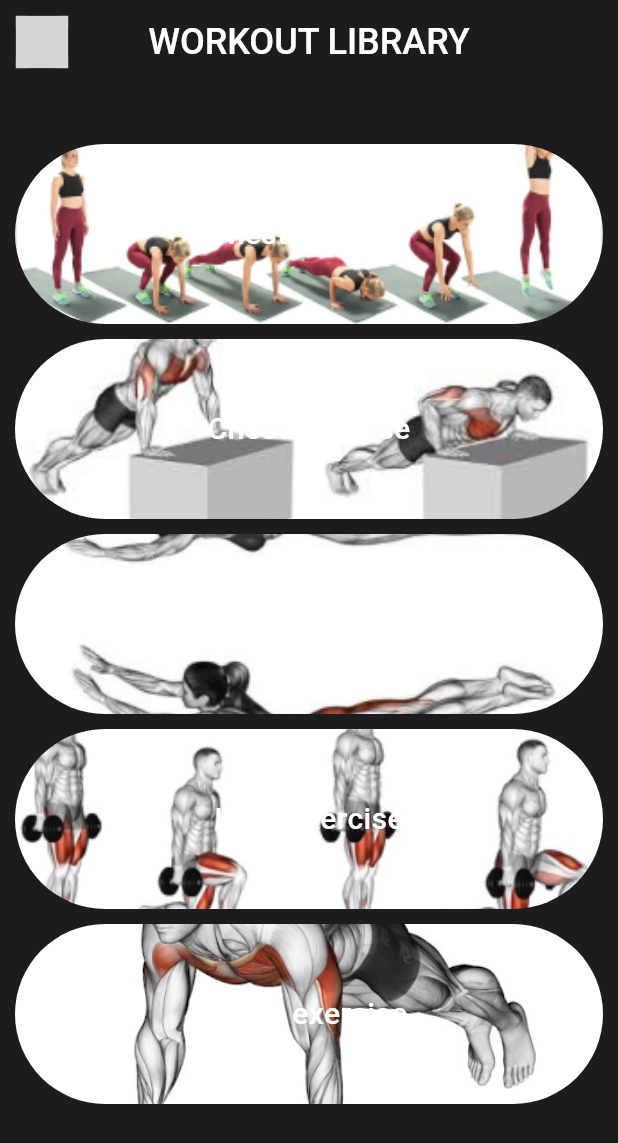
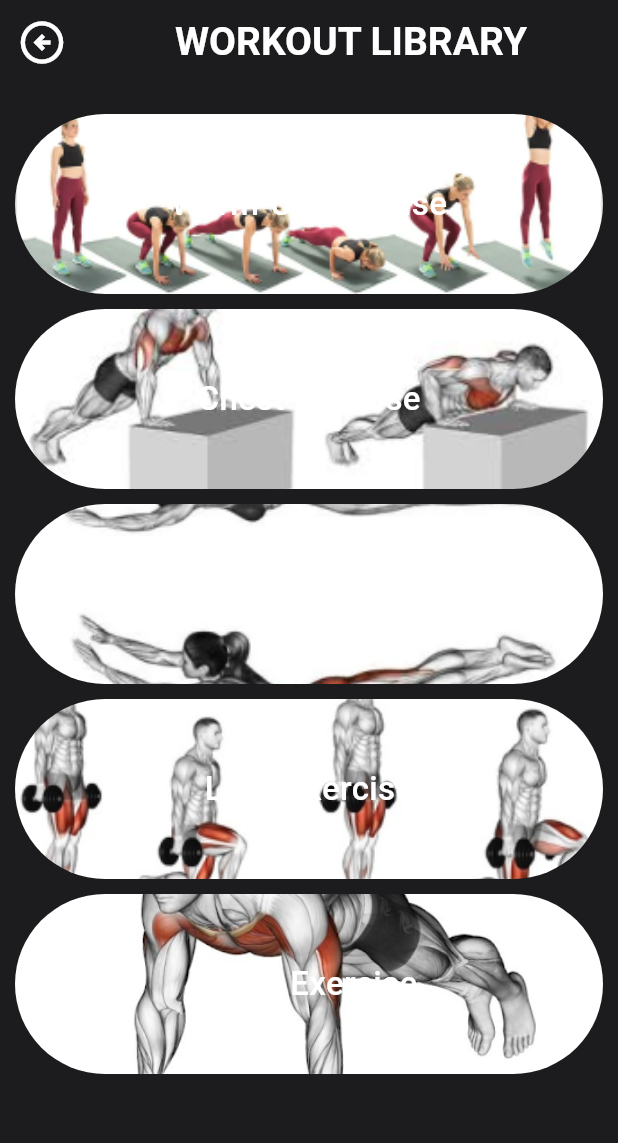
Before and after one commit to ankur-datta-official/pro_fit, a Flutter app: the homeShankar screen opened directly, on a phone screen of 412 x 824 dp. Shown: the top 1143 px of the screen. Run offline on Flutter 3.47's test engine with Material 2 defaults, Android fonts, the phone set to English and light mode, and no system bars; our stand-ins replace animated_splash_screen, firebase_auth, firebase_core, flutter_svg; accounts and stored records are empty; grey boxes are pictures that could not be loaded.

Commit message:
Navigation_80%_section-2

```diff
--- a/lib/main.dart
+++ b/lib/main.dart
@@ -4,6 +4,7 @@ import 'package:pro_fit/modules/Home%20and%20User%20Dashboard/dashboard.dart';
 
 import 'package:pro_fit/modules/Home%20and%20User%20Dashboard/home.dart';
 import 'package:pro_fit/modules/shankar/home.dart';
+import 'package:pro_fit/modules/shankar/warmup.dart';
 import 'package:pro_fit/modules/user%20registration/forgotpass.dart';
 import 'package:pro_fit/modules/Legality/privacy_policy.dart';
 import 'package:pro_fit/modules/challanges/challanges.dart';
@@ -42,7 +43,7 @@ class MyApp extends StatelessWidget {
         scaffoldBackgroundColor: const Color(0xFF1c1c1e),
         useMaterial3: true,
       ),
-      home: LoginPage(),
+      home: PasswordRecover(),
 
       /*home: AnimatedSplashScreen(
           splash: Center(
--- a/lib/modules/shankar/home.dart
+++ b/lib/modules/shankar/home.dart
@@ -2,7 +2,6 @@
 //import 'dart:js';
 
 import 'package:flutter/material.dart';
-import 'package:flutter_svg/flutter_svg.dart';
 // import 'arms.dart';
 // import 'back.dart';
 // import 'chest.dart';
@@ -16,7 +15,23 @@ class homeShankar extends StatelessWidget {
   Widget build(BuildContext context) {
     return Scaffold(
       backgroundColor: Color(0xFF1c1c1e),
-      appBar: appBar(),
+      appBar: AppBar(
+        leading: new IconButton(
+          onPressed: () {Navigator.of(context).pop();},
+          icon: Icon(Icons.arrow_circle_left_outlined,
+            color: Colors.white, size: 34,),
+        ),
+        backgroundColor: Color(0xFF1c1c1e),
+        title: Center(
+          child: Text("WORKOUT LIBRARY",
+            style: TextStyle(
+              color: Colors.white,
+              fontSize: 26,
+              fontWeight: FontWeight.w600,
+            ),
+          ),
+        ),
+      ),
       body: body(),
     );
   }
@@ -26,7 +41,7 @@ class homeShankar extends StatelessWidget {
       children: [
         Padding(
           padding: const EdgeInsets.only(
-            top: 40,
+            top: 20,
             left: 10,
             right: 10,
           ),
@@ -43,10 +58,10 @@ class homeShankar extends StatelessWidget {
             // ignore: prefer_const_constructors
             child: Center(
               child: const Text(
-                'Chest exercise',
+                'Warm-Up Exercise',
                 style: TextStyle(
                   color: Colors.white,
-                  fontSize: 20,
+                  fontSize: 22,
                   fontWeight: FontWeight.w500,
                 ),
               ),
@@ -71,10 +86,10 @@ class homeShankar extends StatelessWidget {
             ),
             child: const Center(
               child: Text(
-                'Chest exercise',
+                'Chest Exercise',
                 style: TextStyle(
                   color: Colors.white,
-                  fontSize: 20,
+                  fontSize: 22,
                   fontWeight: FontWeight.w500,
                 ),
               ),
@@ -99,10 +114,10 @@ class homeShankar extends StatelessWidget {
             ),
             child: const Center(
               child: Text(
-                'Back exercise',
+                'Back Exercise',
                 style: TextStyle(
                   color: Colors.white,
-                  fontSize: 20,
+                  fontSize: 22,
                   fontWeight: FontWeight.w500,
                 ),
               ),
@@ -127,10 +142,10 @@ class homeShankar extends StatelessWidget {
             ),
             child: const Center(
               child: Text(
-                'Legs exercise',
+                'Legs Exercise',
                 style: TextStyle(
                   color: Colors.white,
-                  fontSize: 20,
+                  fontSize: 22,
                   fontWeight: FontWeight.w500,
                 ),
               ),
@@ -156,10 +171,10 @@ class homeShankar extends StatelessWidget {
             ),
             child: const Center(
               child: Text(
-                'Arms exercise',
+                'Arms Exercise',
                 style: TextStyle(
                   color: Colors.white,
-                  fontSize: 20,
+                  fontSize: 22,
                   fontWeight: FontWeight.w500,
                 ),
               ),
@@ -169,36 +184,4 @@ class homeShankar extends StatelessWidget {
       ],
     );
   }
-
-  AppBar appBar() {
-    return AppBar(
-      title: const Text(
-        'WORKOUT LIBRARY',
-        style: TextStyle(
-          color: Colors.white,
-          fontSize: 24,
-          fontWeight: FontWeight.w500,
-        ),
-      ),
-      backgroundColor: Color(0xFF1c1c1e),
-      elevation: 0.0, //to remove the shadow of appbar
-      centerTitle: true,
-      leading: GestureDetector(
-        onTap: () {},
-        child: Container(
-          margin: const EdgeInsets.all(10),
-          alignment: Alignment.center,
-          decoration: BoxDecoration(
-            color: const Color(0xff000000),
-            borderRadius: BorderRadius.circular(10),
-          ),
-          child: SvgPicture.asset(
-            'assets/icons/Group.svg',
-            height: 35,
-            width: 35,
-          ),
-        ),
-      ),
-    );
-  }
 }
--- a/lib/modules/shankar/warmup.dart
+++ b/lib/modules/shankar/warmup.dart
@@ -47,7 +47,7 @@ class warmup extends StatelessWidget {
                   ),
                 ),
                 background: Image.asset(
-                  "images/Warm-up.png",
+                  "assets/images/Warm-up.png",
                   fit: BoxFit.fitHeight,
                 ),
               ),
--- a/lib/modules/user registration/forgotpass.dart
+++ b/lib/modules/user registration/forgotpass.dart
@@ -1,5 +1,6 @@
 import 'package:firebase_auth/firebase_auth.dart';
 import 'package:flutter/material.dart';
+//temp cmnt
 
 class PasswordRecover extends StatefulWidget {
   const PasswordRecover({Key? key});
--- a/lib/modules/user registration/login.dart
+++ b/lib/modules/user registration/login.dart
@@ -4,6 +4,7 @@ import 'package:pro_fit/modules/Home%20and%20User%20Dashboard/home.dart';
 import 'package:pro_fit/modules/user%20registration/forgotpass.dart';
 import 'package:pro_fit/modules/user%20registration/signup.dart';
 import 'package:pro_fit/navigation.dart';
+//temp cmnt
 
 
 class LoginPage extends StatefulWidget {
--- a/lib/modules/user registration/signup.dart
+++ b/lib/modules/user registration/signup.dart
@@ -1,5 +1,6 @@
 import 'package:flutter/material.dart';
 import 'package:firebase_auth/firebase_auth.dart';
+//temp cmnt
 
 
 class SignUpPage extends StatefulWidget {
```
